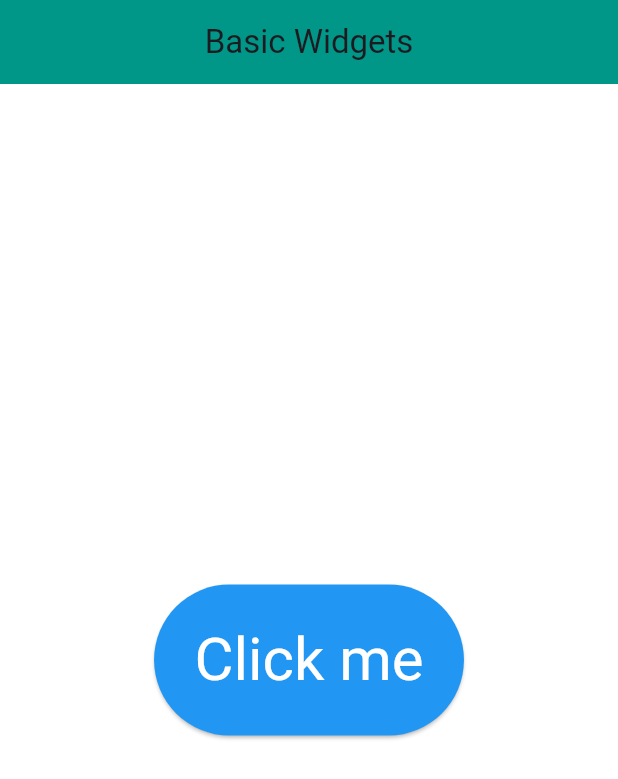
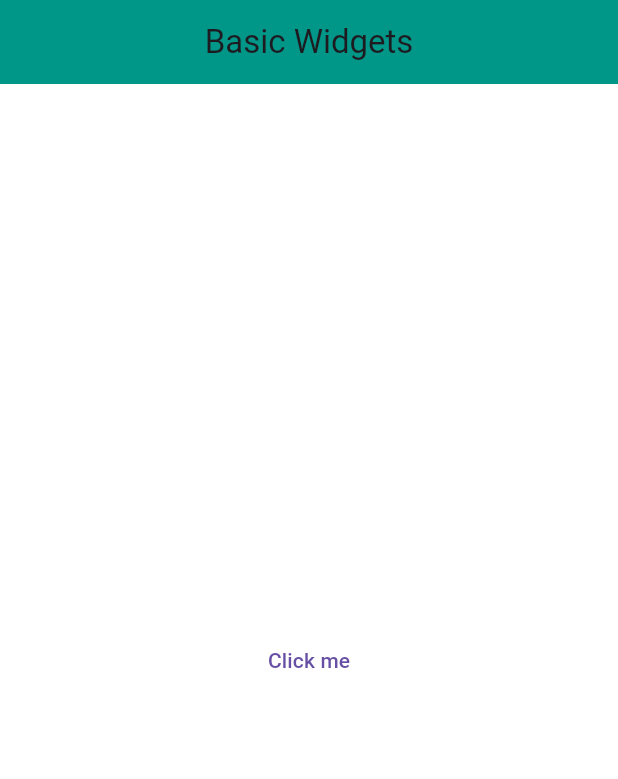
Before and after one commit to ZulfiqarAlam18/100_days_of_flutter, a Flutter app: the screen it shows after launch, on a phone screen of 412 x 824 dp. Shown: the top 779 px of the screen. Run offline on Flutter 3.47's test engine with Material 3 defaults, Android fonts, the light colour scheme and no system bars.

Commit message:
Text Button

```diff
--- a/basic_widgets/lib/main.dart
+++ b/basic_widgets/lib/main.dart
@@ -32,17 +32,17 @@
       ),
       backgroundColor: Colors.white,
       body: Center(
-        child: ElevatedButton(
+        child: TextButton(
           onPressed: (){},child: Text(
           'Click me'
         ),
-          style: ElevatedButton.styleFrom(
-            backgroundColor: Colors.blue,
-            foregroundColor: Colors.white,
-            padding: EdgeInsets.all(26.9),
-            textStyle: TextStyle(fontSize: 40)
-
-          ),
+          // style: TextButton.styleFrom(
+          //   backgroundColor: Colors.black,
+          //   foregroundColor: Colors.white,
+          //   padding: EdgeInsets.all(26.9),
+          //  // textStyle: TextStyle(fontSize: 40)
+          //
+          // ),
         )
       ),
     );
```
